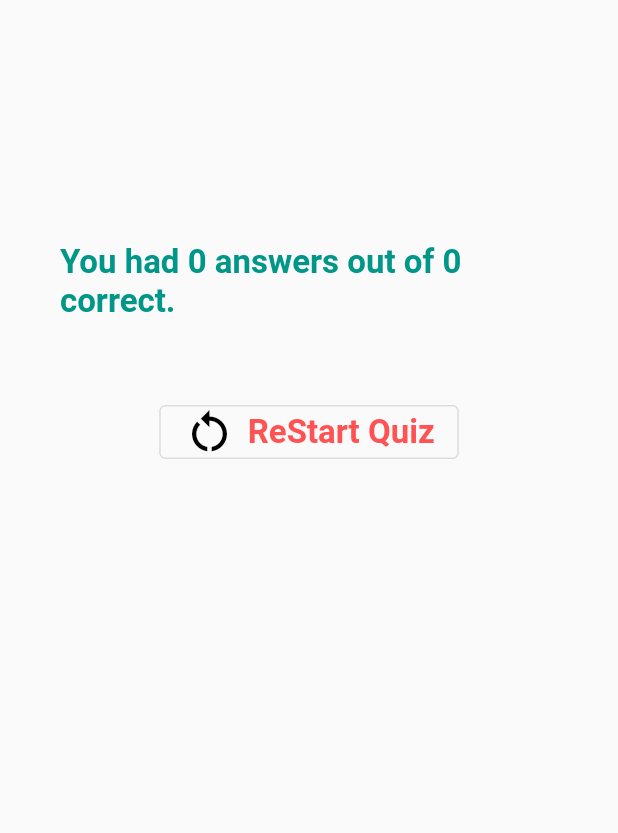
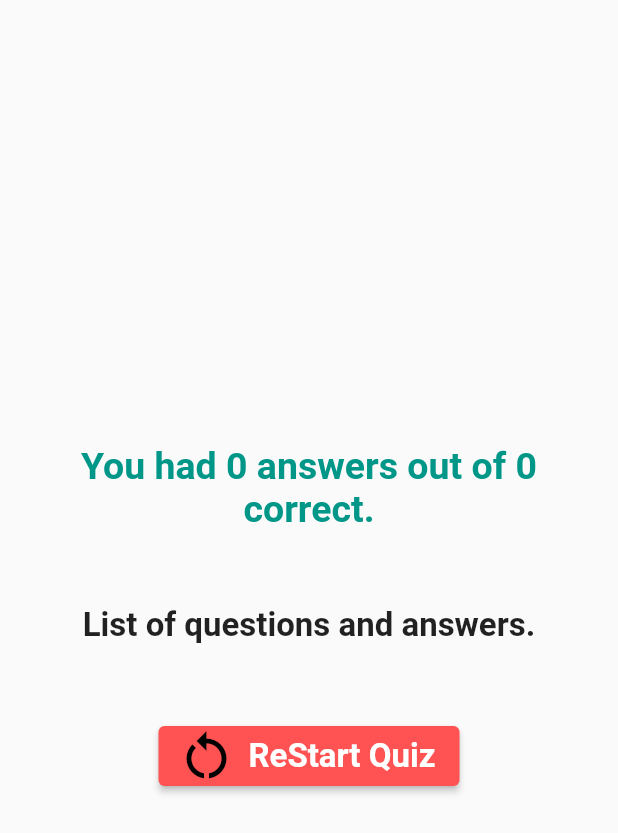
Before and after one commit to nadiahylary/real_quiz_app, a Flutter app: the ResultWidget widget shown alone on an empty page, opened directly with empty values, on a phone screen of 412 x 824 dp. Shown: the top 833 px of the screen. Run offline on Flutter 3.47's test engine with Material 2 defaults, Android fonts, the phone set to English and light mode, and no system bars; our stand-ins replace google_fonts; Roboto replaces fonts that are missing (Changa, Genos).

Commit message:
updated result_screen.dart and game restart

```diff
--- a/lib/result_screen.dart
+++ b/lib/result_screen.dart
@@ -4,7 +4,9 @@ import 'package:google_fonts/google_fonts.dart';
 import 'data/questions-data.dart';
 
 class ResultWidget extends StatelessWidget {
-  const ResultWidget({required this.totalScore, required this.selectedAnswers, required this.quizRestart, Key? key}) : super(key: key);
+  const ResultWidget(
+      {required this.totalScore, required this.selectedAnswers, required this.quizRestart, Key? key})
+      : super(key: key);
   final int totalScore;
   final List<String> selectedAnswers;
   final void Function() quizRestart;
@@ -15,37 +17,74 @@ class ResultWidget extends StatelessWidget {
         width: double.infinity,
         child: Center(
             child: Container(
-              height: 500,
+              height: 600,
               margin: const EdgeInsets.symmetric(horizontal: 40),
               child: Column(
-                mainAxisSize: MainAxisSize.min,
+                mainAxisAlignment: MainAxisAlignment.center,
                 //crossAxisAlignment: CrossAxisAlignment.center,
                 children: <Widget>[
                   Text(
-                      "You had $totalScore answers out of ${selectedAnswers.length} correct.",
+                    "You had $totalScore answers out of ${selectedAnswers
+                        .length} correct.",
                     style: GoogleFonts.changa(
                       textStyle: const TextStyle(
-                            fontSize: 22,
+                          fontSize: 25,
                           color: Colors.teal,
                           fontWeight: FontWeight.w600
                       ),
-                      )
+                    ),
+                    textAlign: TextAlign.center,
                   ),
                   const SizedBox(
                     height: 50,
                   ),
-                  OutlinedButton.icon(
+                  Text("List of questions and answers.",
+                    style: GoogleFonts.genos(
+                      textStyle: const TextStyle(
+                          fontSize: 22,
+                          //color: Colors.brown,
+                          fontWeight: FontWeight.w600
+                      ),
+                    ),
+                    textAlign: TextAlign.center,
+                  ),
+
+                  /*ListView.builder(
+                      itemBuilder: (context, index){
+                        return SizedBox(
+                            //height: 300,
+                            child: Text(
+                              selectedAnswers[index],
+                              style: GoogleFonts.genos(
+                                textStyle: const TextStyle(
+                                    fontSize: 22,
+                                    //color: Colors.brown,
+                                    fontWeight: FontWeight.w600
+                                ),
+                              ),
+                              textAlign: TextAlign.center,
+                            )
+                        );
+                      }
+                  ),*/
+                  const SizedBox(
+                    height: 50,
+                  ),
+                  ElevatedButton.icon(
                     onPressed: quizRestart,
                     icon: const Icon(
                       Icons.restart_alt_sharp,
                       color: Colors.black,
-                      size: 35,
+                      size: 40,
+                    ),
+                    style: ElevatedButton.styleFrom(
+                      backgroundColor: Colors.redAccent,
                     ),
                     label: Text('ReStart Quiz',
                         style: GoogleFonts.changa(
                           textStyle: const TextStyle(
                               fontSize: 22,
-                              color: Colors.redAccent,
+                              color: Colors.white,
                               fontWeight: FontWeight.w600
                           ),
                         )
--- a/lib/startscreen.dart
+++ b/lib/startscreen.dart
@@ -37,7 +37,7 @@ class StartScreen extends StatelessWidget {
             icon: const Icon(
               Icons.start_sharp,
               color: Colors.black,
-              size: 35,
+              size: 40,
             ),
             label: Text('Start Quiz',
                 style: GoogleFonts.changa(
```
Lines whose indentation alone changed are shown as unchanged.
